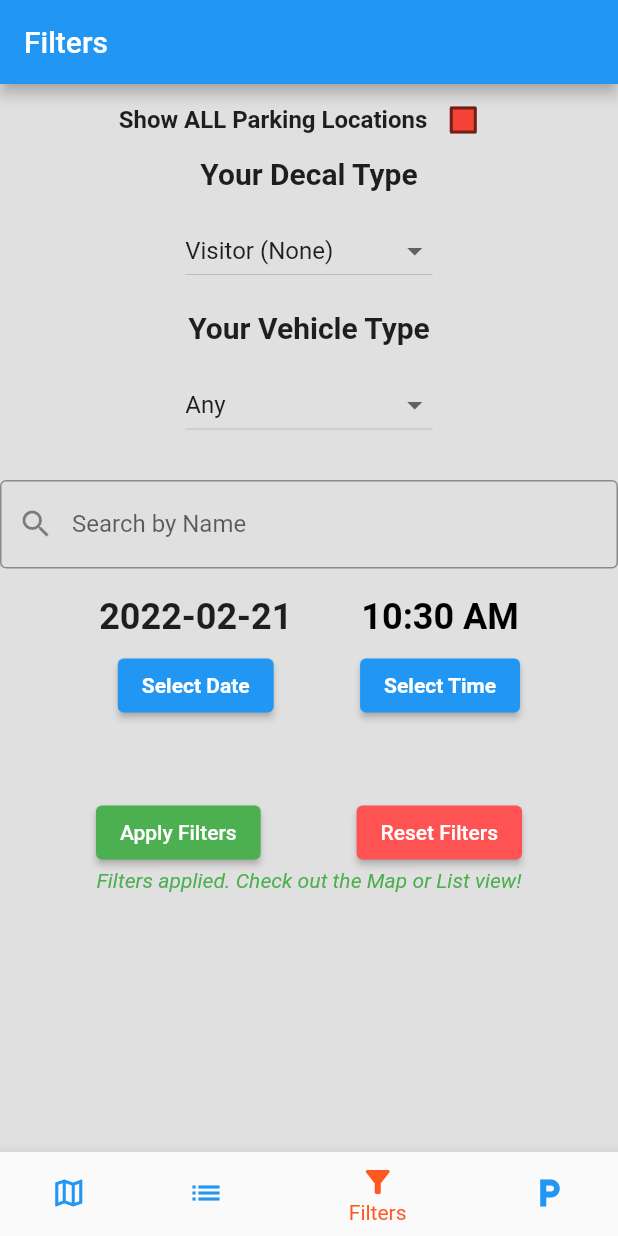
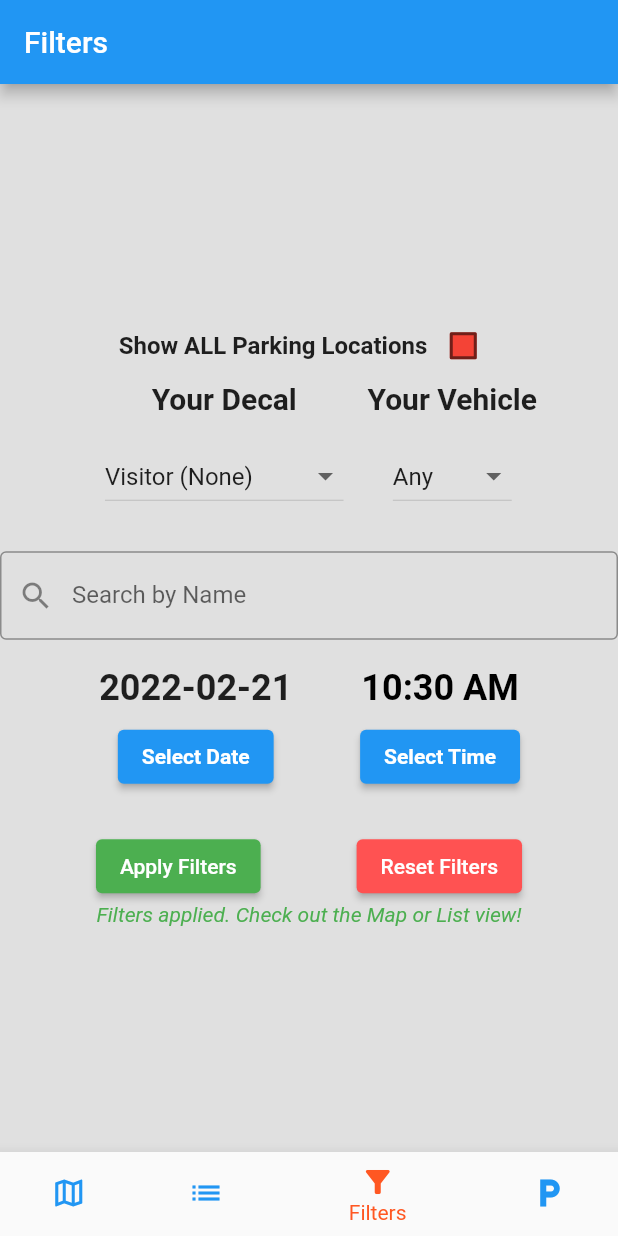
Before and after one commit to emeurrens/ez-park, a Flutter app: the screen it shows after launch, item 3 of the bottom bar chosen, on a phone screen of 412 x 824 dp. Run offline on Flutter 3.47's test engine with Material 2 defaults, Android fonts, the phone set to English and light mode, and no system bars; our stand-ins replace geolocator, google_maps_flutter; missing offline and left inert: map_launcher.

Commit message:
iOS and Android publishing changes
Android publishing change version

iOS Build pre-upload updates

Remove debug banner

Condensed filter page to fit on smaller screens

```diff
--- a/lib/main.dart
+++ b/lib/main.dart
@@ -16,6 +16,7 @@
     return const MaterialApp(
       title: 'EZ Park',
       home: MainPage(),
+      debugShowCheckedModeBanner: false,
     );
   }
 }
--- a/lib/pages/filter_page.dart
+++ b/lib/pages/filter_page.dart
@@ -1,6 +1,6 @@
-import 'package:ez_park/widgets/decal_dropdown_options.dart';
 import 'package:ez_park/classes/filtered_parking_locations.dart';
 import 'package:ez_park/classes/parking_location.dart';
+import 'package:ez_park/widgets/decal_dropdown_options.dart';
 import 'package:flutter/material.dart';
 
 class FilterPage extends StatefulWidget {
@@ -113,8 +113,7 @@
               setState(() {
                 _showAllLocations = newValue!;
               });
-          }
-        )
+            })
       ],
     );
   }
@@ -123,7 +122,7 @@
     return Column(
       children: <Widget>[
         const Text(
-          "Your Decal Type",
+          "Your Decal",
           style: TextStyle(fontSize: 20, fontWeight: FontWeight.bold),
         ),
         Container(
@@ -145,7 +144,7 @@
     return Column(
       children: <Widget>[
         const Text(
-          "Your Vehicle Type",
+          "Your Vehicle",
           style: TextStyle(fontSize: 20, fontWeight: FontWeight.bold),
         ),
         Container(
@@ -159,7 +158,7 @@
                     value: VehicleType.car, child: Text("Car")),
                 DropdownMenuItem<VehicleType>(
                     value: VehicleType.scooter,
-                  child: Text("Scooter/Motorcycle")),
+                    child: Text("Scooter")),
               ],
               onChanged: (VehicleType? value) {
                 setState(() {
@@ -194,7 +193,7 @@
     );
   }
 
-  Widget dateSelectionWidget(){
+  Widget dateSelectionWidget() {
     return Column(
       mainAxisSize: MainAxisSize.min,
       children: <Widget>[
@@ -202,8 +201,7 @@
           padding: const EdgeInsets.all(8),
           child: Text(
             "${_selectedDate.toLocal()}".split(' ')[0],
-            style: const TextStyle(
-                fontSize: 24, fontWeight: FontWeight.bold),
+            style: const TextStyle(fontSize: 24, fontWeight: FontWeight.bold),
           ),
         ),
         ElevatedButton(
@@ -226,9 +224,7 @@
           child: Text(
             _selectedTime.format(context),
             style: const TextStyle(
-                color: Colors.black,
-                fontSize: 24,
-                fontWeight: FontWeight.bold),
+                color: Colors.black, fontSize: 24, fontWeight: FontWeight.bold),
           ),
         ),
         ElevatedButton(
@@ -252,11 +248,9 @@
   }
 
   Widget showWidget(Widget w) {
-    if(_showAllLocations) {
-      return const Text(
-          "Filters disabled, will show all UF parking locations.",
-          style: TextStyle(fontStyle: FontStyle.italic)
-      );
+    if (_showAllLocations) {
+      return const Text("Filters disabled, will show all UF parking locations.",
+          style: TextStyle(fontStyle: FontStyle.italic));
     } else {
       return w;
     }
@@ -264,14 +258,12 @@
 
   Widget statusText() {
     return Text(
-        _filtersChanged() ?
-          "Filters changed. Make sure to apply them!" :
-        "Filters applied. Check out the Map or List view!",
+        _filtersChanged()
+            ? "Filters changed. Make sure to apply them!"
+            : "Filters applied. Check out the Map or List view!",
         style: TextStyle(
             fontStyle: FontStyle.italic,
-          color: _filtersChanged() ? Colors.red : Colors.green
-        )
-    );
+            color: _filtersChanged() ? Colors.red : Colors.green));
   }
 
   @override
@@ -283,26 +275,34 @@
       body: Center(
           child: Form(
               key: formKey,
+              child: SingleChildScrollView(
                   child: Column(
                 mainAxisAlignment: MainAxisAlignment.start,
                 children: <Widget>[
                   showAllLocationsCheckbox(),
                   showWidget(Column(
                     children: <Widget>[
+                      Row(
+                        mainAxisAlignment: MainAxisAlignment.center,
+                        children: <Widget>[
                           decalTypeDropdown(),
                           vehicleTypeDropdown(),
+
+                        ],
+                      ),
                       searchBarLocationNames(),
                       timeAndDateSelection(),
                     ],
                   )),
-                  const SizedBox(height: 50),
+                  const SizedBox(height: 25),
                   Row(
                       mainAxisAlignment: MainAxisAlignment.spaceEvenly,
                       children: <Widget>[
                         ElevatedButton(
                           child: const Text("Apply Filters"),
                           onPressed: _applyFilters,
-                          style: ElevatedButton.styleFrom(primary: Colors.green),
+                          style:
+                              ElevatedButton.styleFrom(primary: Colors.green),
                         ),
                         ElevatedButton(
                           child: const Text("Reset Filters"),
@@ -310,9 +310,8 @@
                           style: ElevatedButton.styleFrom(
                               primary: Colors.redAccent),
                         )
-                      ]
-                  ),
+                      ]),
                   statusText(),
                 ],
-              ))));
+              )))));
 }
--- a/lib/widgets/decal_dropdown_options.dart
+++ b/lib/widgets/decal_dropdown_options.dart
@@ -2,45 +2,29 @@
 import 'package:flutter/material.dart';
 
 const List<DropdownMenuItem<DecalType>> decalDropdownOptions = [
-DropdownMenuItem<DecalType>(
-value: DecalType.visitor, child: Text("Visitor (None)")),
   DropdownMenuItem<DecalType>(
-  value: DecalType.blue, child: Text("Blue")),
+      value: DecalType.visitor, child: Text("Visitor (None)")),
+  DropdownMenuItem<DecalType>(value: DecalType.blue, child: Text("Blue")),
+  DropdownMenuItem<DecalType>(value: DecalType.brown2, child: Text("Brown 2")),
+  DropdownMenuItem<DecalType>(value: DecalType.brown3, child: Text("Brown 3")),
+  DropdownMenuItem<DecalType>(value: DecalType.gold, child: Text("Gold")),
+  DropdownMenuItem<DecalType>(value: DecalType.green, child: Text("Green")),
   DropdownMenuItem<DecalType>(
-  value: DecalType.brown2, child: Text("Brown 2")),
+      value: DecalType.medResident, child: Text("Medical Resident")),
   DropdownMenuItem<DecalType>(
-  value: DecalType.brown3, child: Text("Brown 3")),
+      value: DecalType.motorcycleScooter, child: Text("Scooter")),
+  DropdownMenuItem<DecalType>(value: DecalType.orange, child: Text("Orange")),
   DropdownMenuItem<DecalType>(
-  value: DecalType.gold, child: Text("Gold")),
+      value: DecalType.parkAndRide, child: Text("Park & Ride")),
+  DropdownMenuItem<DecalType>(value: DecalType.red1, child: Text("Red 1")),
+  DropdownMenuItem<DecalType>(value: DecalType.red3, child: Text("Red 3")),
   DropdownMenuItem<DecalType>(
-  value: DecalType.green, child: Text("Green")),
+      value: DecalType.shandsYellow, child: Text("Shands Yellow")),
+  DropdownMenuItem<DecalType>(value: DecalType.silver, child: Text("Silver")),
   DropdownMenuItem<DecalType>(
-  value: DecalType.medResident,
-  child: Text("Medical Resident")),
+      value: DecalType.staffCommuter, child: Text("Commuter")),
   DropdownMenuItem<DecalType>(
-  value: DecalType.motorcycleScooter,
-  child: Text("Motorcycle/Scooter")),
+      value: DecalType.disabledEmployee, child: Text("Disabled Employee")),
   DropdownMenuItem<DecalType>(
-  value: DecalType.orange, child: Text("Orange")),
-  DropdownMenuItem<DecalType>(
-  value: DecalType.parkAndRide,
-  child: Text("Park & Ride")),
-  DropdownMenuItem<DecalType>(
-  value: DecalType.red1, child: Text("Red 1")),
-  DropdownMenuItem<DecalType>(
-  value: DecalType.red3, child: Text("Red 3")),
-  DropdownMenuItem<DecalType>(
-  value: DecalType.shandsYellow,
-  child: Text("Shands Yellow")),
-  DropdownMenuItem<DecalType>(
-  value: DecalType.silver, child: Text("Silver")),
-  DropdownMenuItem<DecalType>(
-  value: DecalType.staffCommuter,
-  child: Text("Staff Commuter")),
-  DropdownMenuItem<DecalType>(
-  value: DecalType.disabledEmployee,
-  child: Text("Disabled Employee")),
-  DropdownMenuItem<DecalType>(
-  value: DecalType.disabledStudent,
-  child: Text("Disabled Student")),
-  ];
+      value: DecalType.disabledStudent, child: Text("Disabled Student")),
+];
--- a/pubspec.yaml
+++ b/pubspec.yaml
@@ -15,7 +15,7 @@
 # In iOS, build-name is used as CFBundleShortVersionString while build-number used as CFBundleVersion.
 # Read more about iOS versioning at
 # https://developer.apple.com/library/archive/documentation/General/Reference/InfoPlistKeyReference/Articles/CoreFoundationKeys.html
-version: 1.0.0+3
+version: 1.0.0+5
 
 environment:
   sdk: ">=2.12.0 <3.0.0"
```
Also changed, not shown: 4 other files. Lines whose indentation alone changed are shown as unchanged.
